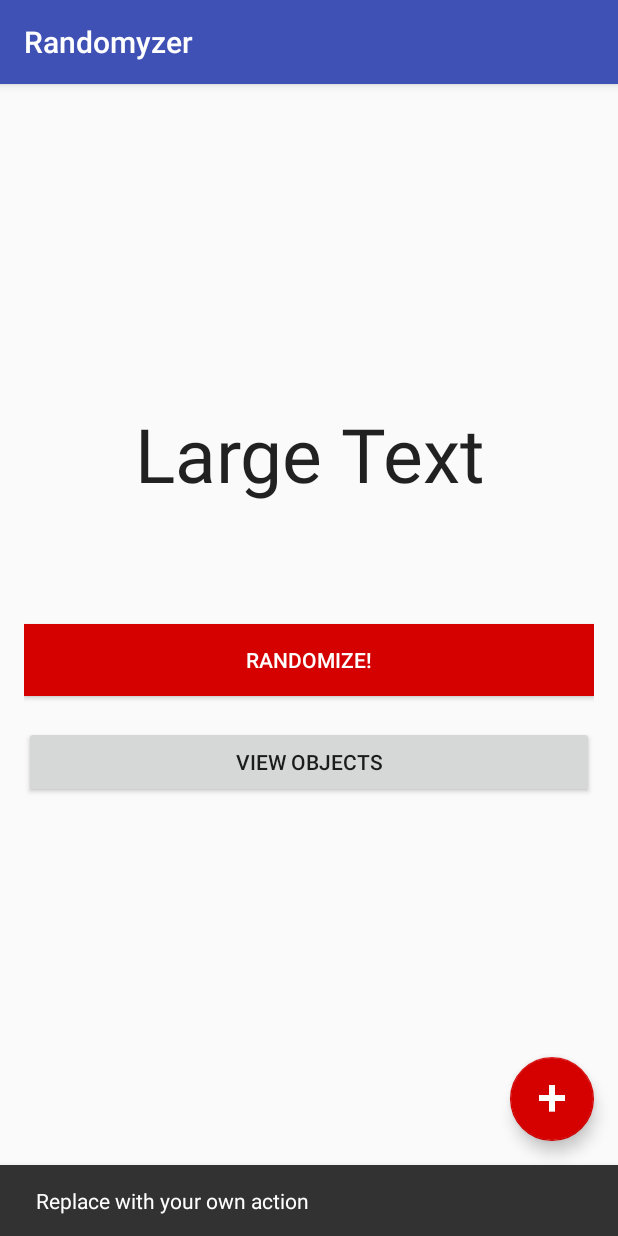
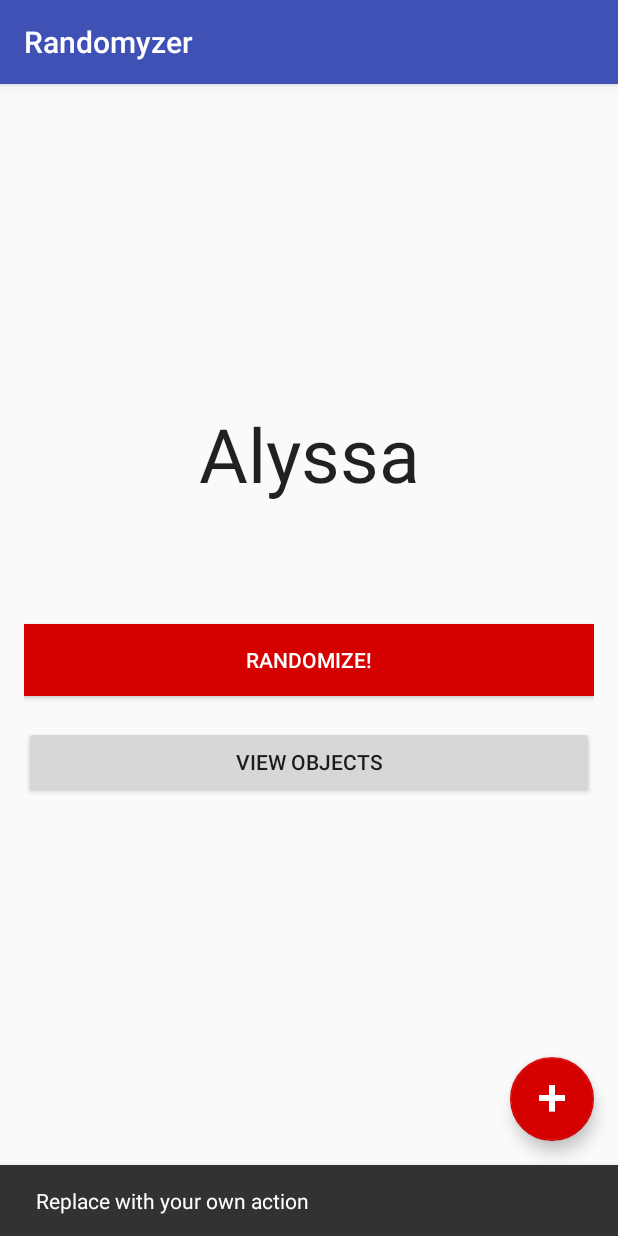
Before and after one commit to juliusvega998/randomizer, an Android app: the screen it shows after launch (MainActivity), after a tap on an icon or button, on a phone screen of 412 x 824 dp. Run offline under Robolectric (Android 15) with nearby library versions, the phone set to English and light mode, and no system bars; 1 other tap on this screen came first.

Commit message:
Now randomizes names

```diff
--- a/app/src/main/java/com/kintetsu/aspirev3/randomizer/MainActivity.java
+++ b/app/src/main/java/com/kintetsu/aspirev3/randomizer/MainActivity.java
@@ -1,13 +1,25 @@
 package com.kintetsu.aspirev3.randomizer;
 
 import android.os.Bundle;
+import android.os.Handler;
 import android.support.design.widget.FloatingActionButton;
 import android.support.design.widget.Snackbar;
 import android.support.v7.app.AppCompatActivity;
 import android.support.v7.widget.Toolbar;
 import android.view.View;
+import android.widget.Button;
+import android.widget.TextView;
+
+import java.util.Random;
 
 public class MainActivity extends AppCompatActivity {
+    private final String[] mList = {
+            "Kuya Mark",
+            "Alyssa",
+            "Aleli",
+            "Nur",
+            "Julius"
+    };
 
     @Override
     protected void onCreate(Bundle savedInstanceState) {
@@ -15,6 +27,9 @@ public class MainActivity extends AppCompatActivity {
         setContentView(R.layout.activity_main);
         Toolbar toolbar = (Toolbar) findViewById(R.id.toolbar);
         setSupportActionBar(toolbar);
+
+        final Button randomize = (Button) findViewById(R.id.randomize);
+        final TextView result = (TextView) findViewById(R.id.result);
 
         FloatingActionButton fab = (FloatingActionButton) findViewById(R.id.fab);
         fab.setOnClickListener(new View.OnClickListener() {
@@ -24,6 +39,24 @@ public class MainActivity extends AppCompatActivity {
                         .setAction("Action", null).show();
             }
         });
+
+
+        randomize.setOnClickListener(new View.OnClickListener() {
+            @Override
+            public void onClick(View view) {
+                final Random r = new Random();
+                for(int i=0; i<100; i++) {
+                    final int index = r.nextInt(mList.length);
+
+                    new Handler().postDelayed(new Runnable() {
+                        @Override
+                        public void run() {
+                            result.setText(mList[index]);
+                        }
+                    }, 50*i);
+                }
+            }
+        });
     }
 
 }
--- a/app/src/main/res/layout/content_main.xml
+++ b/app/src/main/res/layout/content_main.xml
@@ -16,7 +16,7 @@
         android:layout_width="wrap_content"
         android:layout_height="wrap_content"
         android:textAppearance="?android:attr/textAppearanceLarge"
-        android:text="Large Text"
+        android:text="@string/init_string"
         android:id="@+id/result"
         android:layout_above="@+id/randomize"
         android:layout_centerHorizontal="true"
@@ -24,7 +24,7 @@
         android:layout_alignParentEnd="true"
         android:layout_alignParentStart="true"
         android:gravity="center_vertical|center_horizontal"
-        android:textSize="50dp" />
+        android:textSize="50sp" />
 
     <Button
         android:layout_width="wrap_content"
--- a/app/src/main/res/values/strings.xml
+++ b/app/src/main/res/values/strings.xml
@@ -3,4 +3,5 @@
     <string name="title_activity_main">Randomyzer</string>
     <string name="randomize_text">RANDOMIZE!</string>
     <string name="view_objects_text">View Objects</string>
+    <string name="init_string">---</string>
 </resources>
```
Also changed, not shown: app/src/main/res/mipmap-hdpi/ic_launcher.png, app/src/main/res/mipmap-mdpi/ic_launcher.png, app/src/main/res/mipmap-xhdpi/ic_launcher.png, app/src/main/res/mipmap-xxhdpi/ic_launcher.png, app/src/main/res/mipmap-xxxhdpi/ic_launcher.png.
